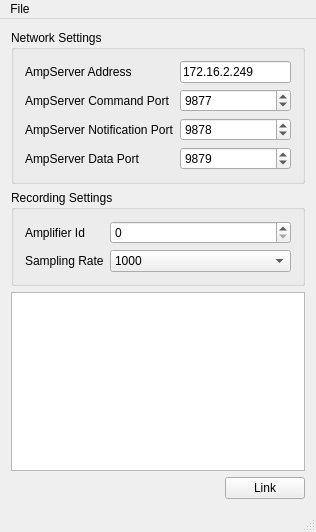
Old version of the form gui/EGIAmpWindow.ui in the repository labstreaminglayer/App-EGIAmpServer.
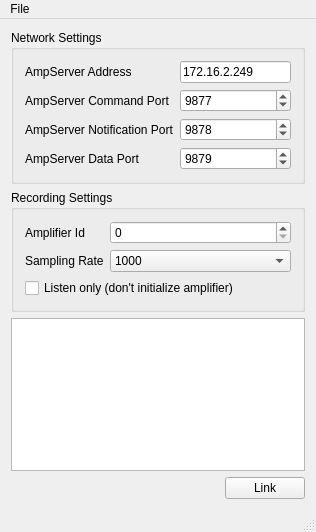
New version of the form.

Commit message: Add listen-only mode

Diff of the .ui file:
```diff
--- a/gui/EGIAmpWindow.ui
+++ b/gui/EGIAmpWindow.ui
@@ -141,6 +141,16 @@
          </item>
         </widget>
        </item>
+       <item row="2" column="0" colspan="2">
+        <widget class="QCheckBox" name="listenOnlyCheckBox">
+         <property name="text">
+          <string>Listen only (don't initialize amplifier)</string>
+         </property>
+         <property name="toolTip">
+          <string>Enable this to connect without resetting the amplifier, allowing multiple clients</string>
+         </property>
+        </widget>
+       </item>
       </layout>
      </widget>
     </item>
```
The commit also changes 5 other files.
